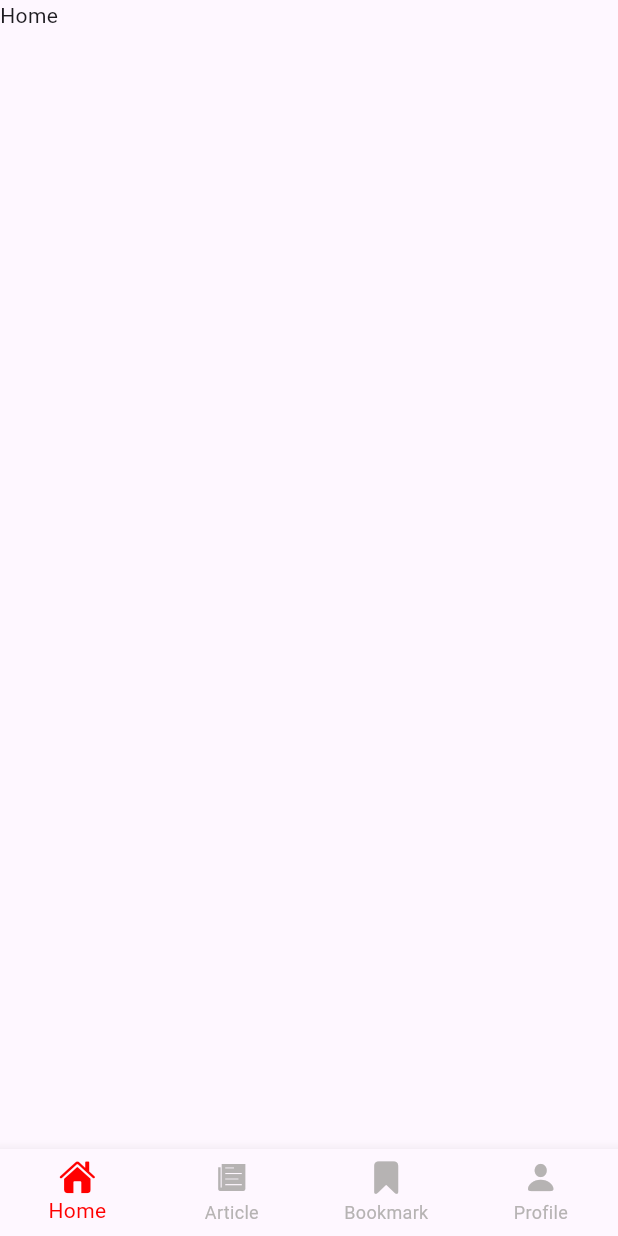
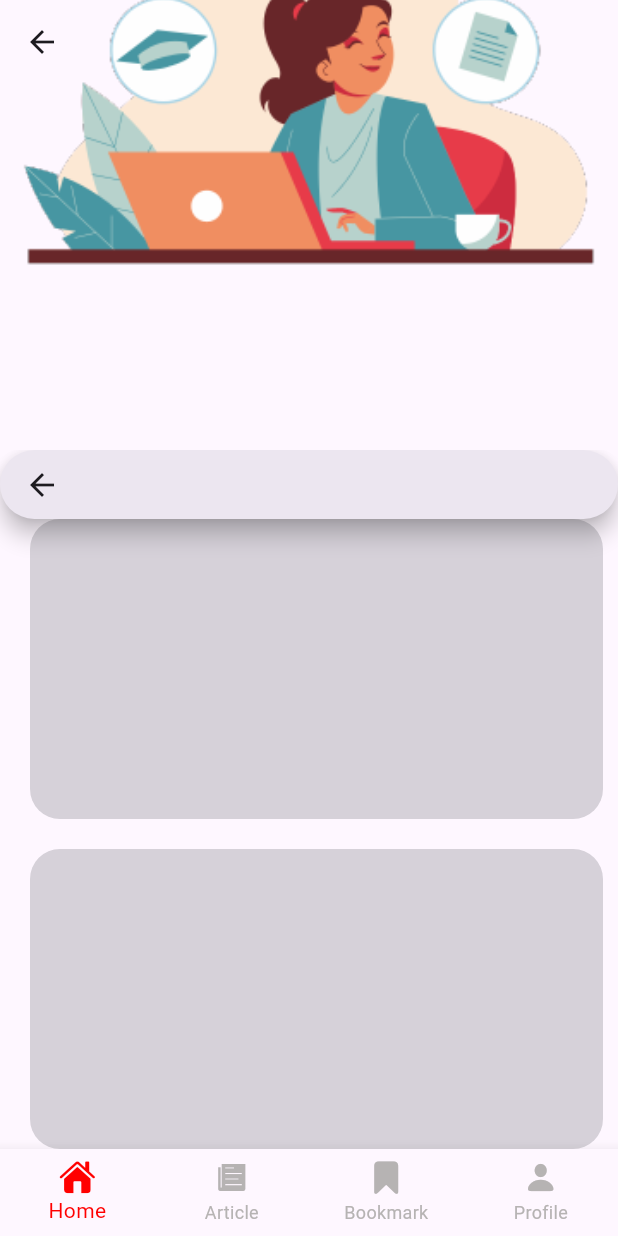
Before and after one commit to 1amrzy/final_project_ukk, a Flutter app: the LayoutView screen opened by its route, on a phone screen of 412 x 824 dp. Run offline on Flutter 3.47's test engine with Material 3 defaults, Android fonts, the phone set to English and light mode, and no system bars; our stand-ins replace dio, email_validator, flutter_onboarding_slider, font_awesome_flutter, get, get_storage and 2 more; missing offline and left inert: art_sweetalert, dart:js; accounts and stored records are empty.

Commit message:
home & article (not already)

```diff
--- a/lib/app/modules/home/views/home_view.dart
+++ b/lib/app/modules/home/views/home_view.dart
@@ -1,3 +1,5 @@
+import 'dart:ui';
+
 import 'package:flutter/cupertino.dart';
 import 'package:flutter/material.dart';
 
@@ -11,10 +13,56 @@ class HomeView extends GetView<HomeController> {
   const HomeView({Key? key}) : super(key: key);
   @override
   Widget build(BuildContext context) {
+
+    final width = MediaQuery.of(context).size.width;
+    final height = MediaQuery.of(context).size.height;
+
     return Scaffold(
-      body: Text(
-        'Home'
-      ),
+      body: CustomScrollView(
+        slivers: [
+          SliverAppBar(
+            backgroundColor: Theme.of(context).scaffoldBackgroundColor,
+            elevation: 0,
+            pinned: true,
+            centerTitle: false,
+            expandedHeight: 300.0,
+            flexibleSpace: const FlexibleSpaceBar(
+              background: Image(
+                  image: AssetImage('assets/images/slide_first.png'),
+                  fit: BoxFit.cover,
+              ),
+            ),
+          ),
+          SliverAppBar(
+            backgroundColor: Theme.of(context).scaffoldBackgroundColor,
+            elevation: 0,
+            pinned: true,
+            bottom: const PreferredSize(
+                preferredSize: Size.fromHeight(-10.0), child: SizedBox()),
+            flexibleSpace: const SearchBar(),
+          ),
+          SliverList(
+              delegate: SliverChildBuilderDelegate(
+                  (BuildContext con, int index){
+                    return Padding(
+                        padding:
+                            EdgeInsets.only(left: 20, bottom: 20, right: 10),
+                      child: Container(
+                        decoration: BoxDecoration(
+                          borderRadius: BorderRadius.circular(20),
+                          color: CupertinoColors.secondarySystemFill.withOpacity(0.3),
+                        ),
+                        height: 200,
+                        width: MediaQuery.of(context).size.width
+                      ),
+                    );
+                  },
+                childCount: 20,
+              ),
+          )
+        ],
+      )
+
     );
   }
 }
--- a/lib/app/modules/layout/views/layout_view.dart
+++ b/lib/app/modules/layout/views/layout_view.dart
@@ -2,7 +2,9 @@ import 'package:flutter/cupertino.dart';
 import 'package:flutter/material.dart';
 
 import 'package:get/get.dart';
+import 'package:peminjam_perpustakaan_kelas_b/app/modules/bookmark/views/bookmark_view.dart';
 import 'package:peminjam_perpustakaan_kelas_b/app/modules/home/views/home_view.dart';
+import 'package:peminjam_perpustakaan_kelas_b/app/modules/profile/views/profile_view.dart';
 
 import '../../article/views/article_view.dart';
 import '../../book/views/book_view.dart';
@@ -20,9 +22,9 @@ class LayoutView extends StatelessWidget{
                   index: controller.tabIndex,
                   children: [
                     HomeView(),
-                    BookView(),
                     ArticleView(),
-                    ArticleView(),
+                    BookmarkView(),
+                    ProfileView(),
                   ],
                 )
             ),
--- a/lib/app/modules/login/views/login_view.dart
+++ b/lib/app/modules/login/views/login_view.dart
@@ -116,7 +116,8 @@ class LoginView extends GetView<LoginController> {
                                             controller.showpassword.value =
                                             !controller.showpassword.value;
                                           },
-                                        )),
+                                        )
+                                    ),
                                   ))),
                             ),
                             FractionallySizedBox(
--- a/pubspec.yaml
+++ b/pubspec.yaml
@@ -9,6 +9,7 @@ dependencies:
   font_awesome_flutter: ^10.6.0
   flutter_onboarding_slider: ^1.0.11
   cupertino_icons: ^1.0.2
+  carousel_slider: ^4.2.1
   material_floating_search_bar_2: ^0.5.0
   dio: 5.4.0
   pretty_dio_logger: ^1.3.1
```
Also changed, not shown: lib/app/modules/article/views/article_view.dart (+32 -10 lines), pubspec.lock.
